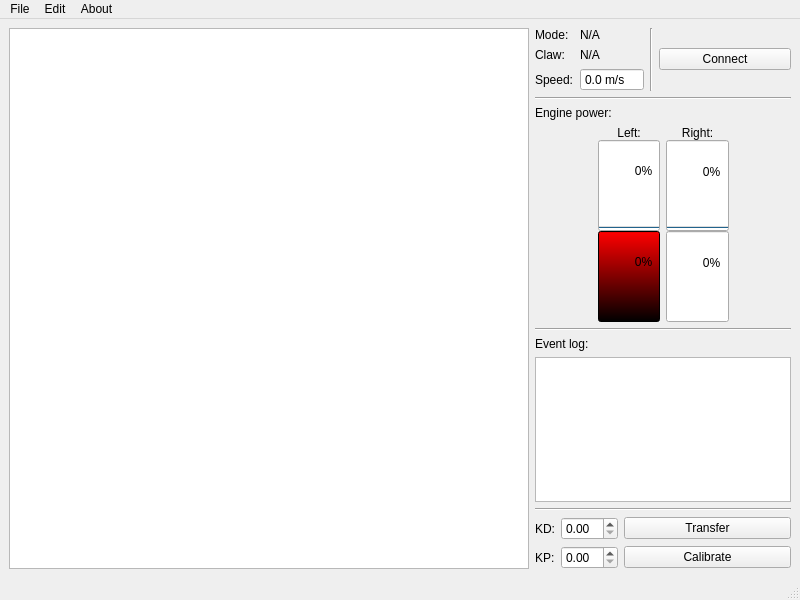
Qt form mainwindow.ui (Flooten/mazetercontrol) before a commit.
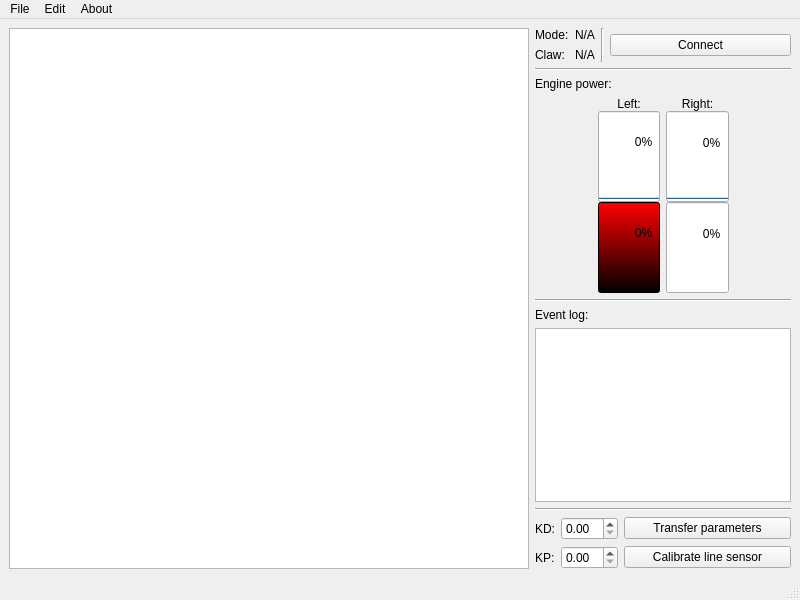
The same form after that commit. Icons and pictures are not drawn.

Commit message: Added custom scene and removed speed

```diff
--- a/mainwindow.ui
+++ b/mainwindow.ui
@@ -54,6 +54,9 @@
         </property>
         <item>
          <layout class="QFormLayout" name="formLayout">
+          <property name="fieldGrowthPolicy">
+           <enum>QFormLayout::AllNonFixedFieldsGrow</enum>
+          </property>
           <item row="0" column="0">
            <widget class="QLabel" name="label_mode">
             <property name="text">
@@ -88,44 +91,6 @@
             </property>
            </widget>
           </item>
-          <item row="2" column="0">
-           <widget class="QLabel" name="label_9">
-            <property name="sizePolicy">
-             <sizepolicy hsizetype="Preferred" vsizetype="Preferred">
-              <horstretch>0</horstretch>
-              <verstretch>0</verstretch>
-             </sizepolicy>
-            </property>
-            <property name="text">
-             <string>Speed:</string>
-            </property>
-           </widget>
-          </item>
-          <item row="2" column="1">
-           <widget class="QDoubleSpinBox" name="doubleSpinBox_speed">
-            <property name="enabled">
-             <bool>true</bool>
-            </property>
-            <property name="sizePolicy">
-             <sizepolicy hsizetype="Fixed" vsizetype="Fixed">
-              <horstretch>1</horstretch>
-              <verstretch>0</verstretch>
-             </sizepolicy>
-            </property>
-            <property name="readOnly">
-             <bool>true</bool>
-            </property>
-            <property name="buttonSymbols">
-             <enum>QAbstractSpinBox::NoButtons</enum>
-            </property>
-            <property name="suffix">
-             <string> m/s</string>
-            </property>
-            <property name="decimals">
-             <number>1</number>
-            </property>
-           </widget>
-          </item>
          </layout>
         </item>
         <item>
@@ -450,7 +415,7 @@
              </sizepolicy>
             </property>
             <property name="text">
-             <string>Transfer</string>
+             <string>Transfer parameters</string>
             </property>
            </widget>
           </item>
@@ -484,7 +449,7 @@
              <bool>true</bool>
             </property>
             <property name="text">
-             <string>Calibrate</string>
+             <string>Calibrate line sensor</string>
             </property>
            </widget>
           </item>
```
The commit also changes 9 other files.
